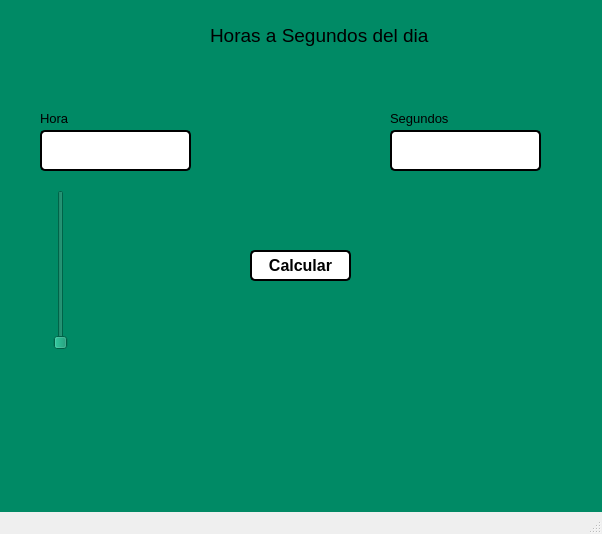
Qt form Unidad 2/Tarea Unidad 2/T02_Conversor de Horas a Segundos del dia.ui (celineazs/PIP_2025_1_Eq3) before a commit.
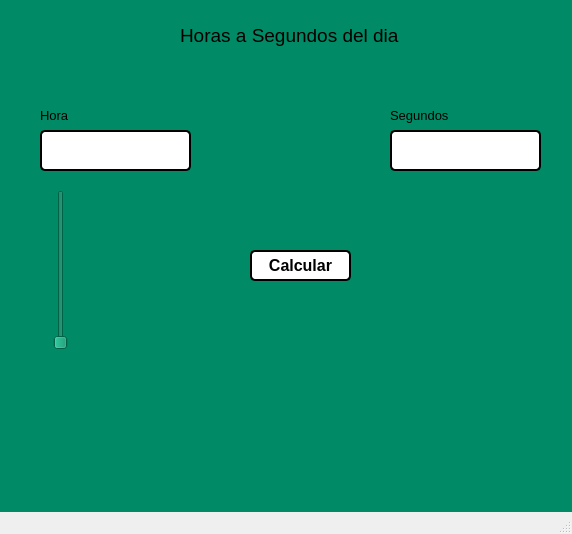
The same form after that commit. Icons and pictures are not drawn.

What changed in the file:
```diff
--- a/Unidad 2/Tarea Unidad 2/T02_Conversor de Horas a Segundos del dia.ui
+++ b/Unidad 2/Tarea Unidad 2/T02_Conversor de Horas a Segundos del dia.ui
@@ -6,7 +6,7 @@
    <rect>
     <x>0</x>
     <y>0</y>
-    <width>602</width>
+    <width>572</width>
     <height>534</height>
    </rect>
   </property>
@@ -23,9 +23,9 @@
    <widget class="QLabel" name="label">
     <property name="geometry">
      <rect>
-      <x>210</x>
+      <x>180</x>
       <y>20</y>
-      <width>231</width>
+      <width>271</width>
       <height>31</height>
      </rect>
     </property>
@@ -78,9 +78,9 @@
     <property name="geometry">
      <rect>
       <x>40</x>
-      <y>110</y>
+      <y>105</y>
       <width>121</width>
-      <height>16</height>
+      <height>21</height>
      </rect>
     </property>
     <property name="font">
@@ -96,9 +96,9 @@
     <property name="geometry">
      <rect>
       <x>390</x>
-      <y>110</y>
+      <y>105</y>
       <width>111</width>
-      <height>16</height>
+      <height>21</height>
      </rect>
     </property>
     <property name="font">
@@ -157,7 +157,7 @@
    <widget class="QLabel" name="label_6">
     <property name="geometry">
      <rect>
-      <x>480</x>
+      <x>470</x>
       <y>10</y>
       <width>101</width>
       <height>71</height>
@@ -176,7 +176,7 @@
    <widget class="QLabel" name="label_7">
     <property name="geometry">
      <rect>
-      <x>440</x>
+      <x>430</x>
       <y>360</y>
       <width>141</width>
       <height>121</height>
```
Left out of the diff: 4 changed lines with no effect on the pictures.
